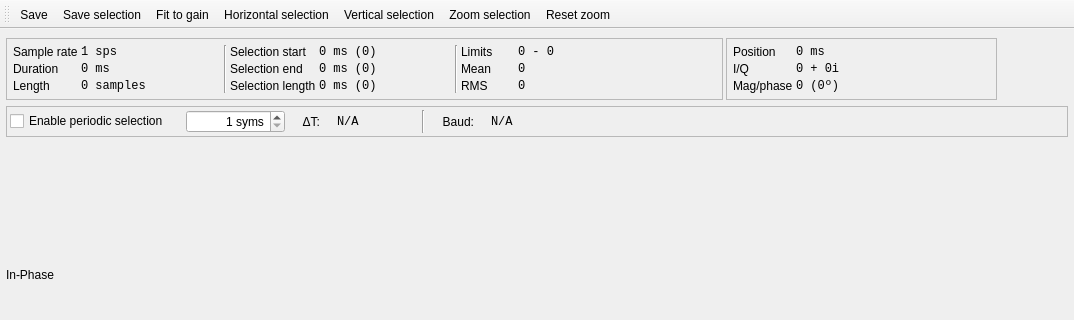
This is ui/TimeWindow.ui in BatchDrake/SigDigger as Qt 5 draws it before an edit; both pictures show x 0 to 1074 and y 0 to 320 of the 1074 by 686 pixel window. The edited form follows.
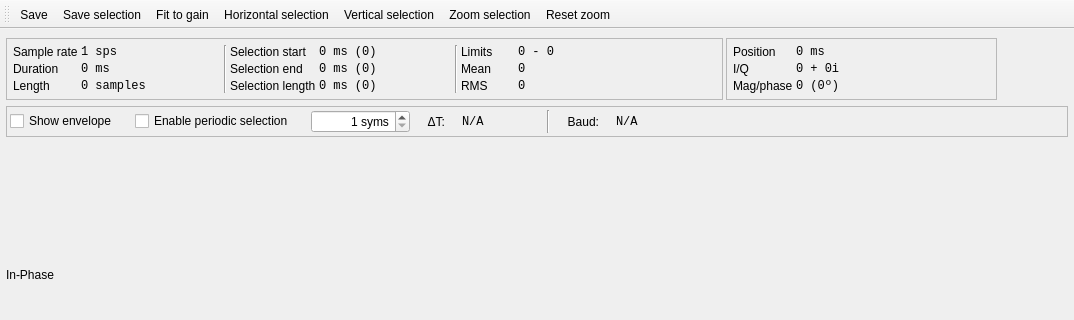
This is the edited form. Icons and pictures are not drawn. Custom widgets are drawn as their Qt base class.

Commit message: Add checkbox to toggle view of envelope

```diff
--- a/ui/TimeWindow.ui
+++ b/ui/TimeWindow.ui
@@ -469,7 +469,27 @@
        <property name="verticalSpacing">
         <number>3</number>
        </property>
-       <item row="0" column="3">
+       <item row="0" column="1">
+        <widget class="QCheckBox" name="periodicSelectionCheck">
+         <property name="text">
+          <string>Enable periodic selection</string>
+         </property>
+        </widget>
+       </item>
+       <item row="0" column="8">
+        <widget class="QLabel" name="baudLabel">
+         <property name="font">
+          <font>
+           <family>Monospace</family>
+           <pointsize>9</pointsize>
+          </font>
+         </property>
+         <property name="text">
+          <string>N/A</string>
+         </property>
+        </widget>
+       </item>
+       <item row="0" column="4">
         <widget class="QLabel" name="label_11">
          <property name="text">
           <string>ΔT:</string>
@@ -479,14 +499,20 @@
          </property>
         </widget>
        </item>
-       <item row="0" column="5">
-        <widget class="Line" name="line_3">
+       <item row="0" column="9">
+        <spacer name="horizontalSpacer">
          <property name="orientation">
-          <enum>Qt::Vertical</enum>
+          <enum>Qt::Horizontal</enum>
          </property>
-        </widget>
+         <property name="sizeHint" stdset="0">
+          <size>
+           <width>40</width>
+           <height>20</height>
+          </size>
+         </property>
+        </spacer>
        </item>
-       <item row="0" column="2">
+       <item row="0" column="3">
         <widget class="QSpinBox" name="periodicDivisionsSpin">
          <property name="alignment">
           <set>Qt::AlignRight|Qt::AlignTrailing|Qt::AlignVCenter</set>
@@ -502,7 +528,7 @@
          </property>
         </widget>
        </item>
-       <item row="0" column="4">
+       <item row="0" column="5">
         <widget class="QLabel" name="periodLabel">
          <property name="minimumSize">
           <size>
@@ -521,27 +547,7 @@
          </property>
         </widget>
        </item>
-       <item row="0" column="0">
-        <widget class="QCheckBox" name="periodicSelectionCheck">
-         <property name="text">
-          <string>Enable periodic selection</string>
-         </property>
-        </widget>
-       </item>
        <item row="0" column="7">
-        <widget class="QLabel" name="baudLabel">
-         <property name="font">
-          <font>
-           <family>Monospace</family>
-           <pointsize>9</pointsize>
-          </font>
-         </property>
-         <property name="text">
-          <string>N/A</string>
-         </property>
-        </widget>
-       </item>
-       <item row="0" column="6">
         <widget class="QLabel" name="label_12">
          <property name="text">
           <string>Baud:</string>
@@ -551,18 +557,19 @@
          </property>
         </widget>
        </item>
-       <item row="0" column="8">
-        <spacer name="horizontalSpacer">
+       <item row="0" column="6">
+        <widget class="Line" name="line_3">
          <property name="orientation">
-          <enum>Qt::Horizontal</enum>
+          <enum>Qt::Vertical</enum>
          </property>
-         <property name="sizeHint" stdset="0">
-          <size>
-           <width>40</width>
-           <height>20</height>
-          </size>
+        </widget>
+       </item>
+       <item row="0" column="0">
+        <widget class="QCheckBox" name="showEnvelopeCheck">
+         <property name="text">
+          <string>Show envelope</string>
          </property>
-        </spacer>
+        </widget>
        </item>
       </layout>
      </widget>
```
The commit also changes 2 other files.
